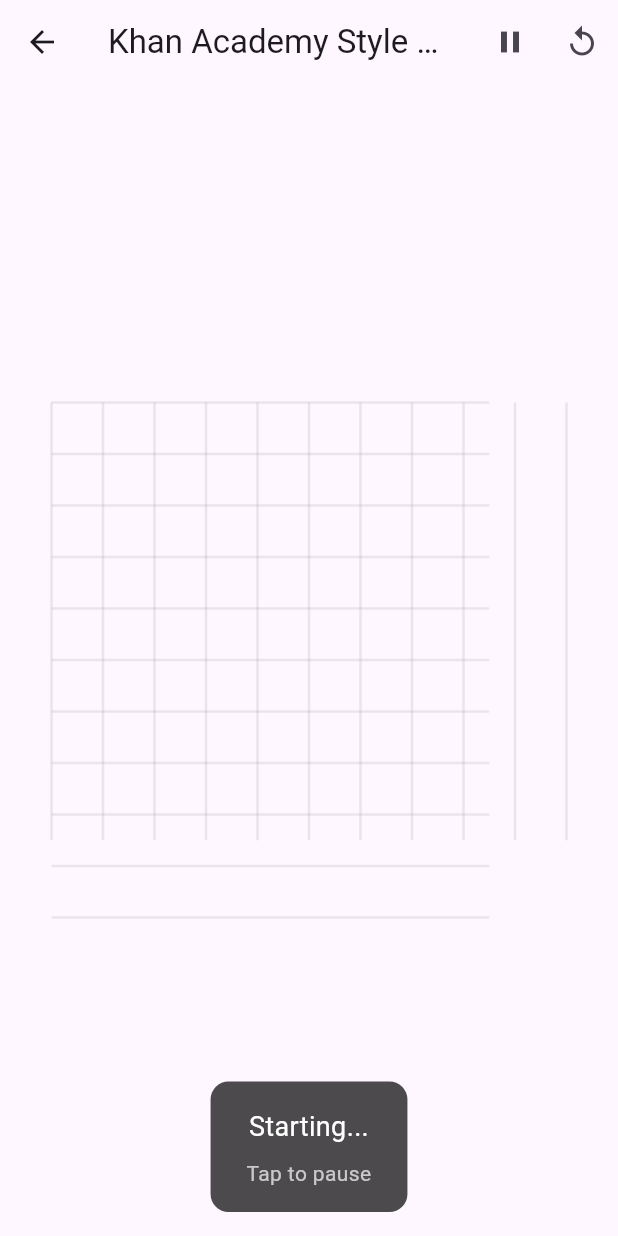
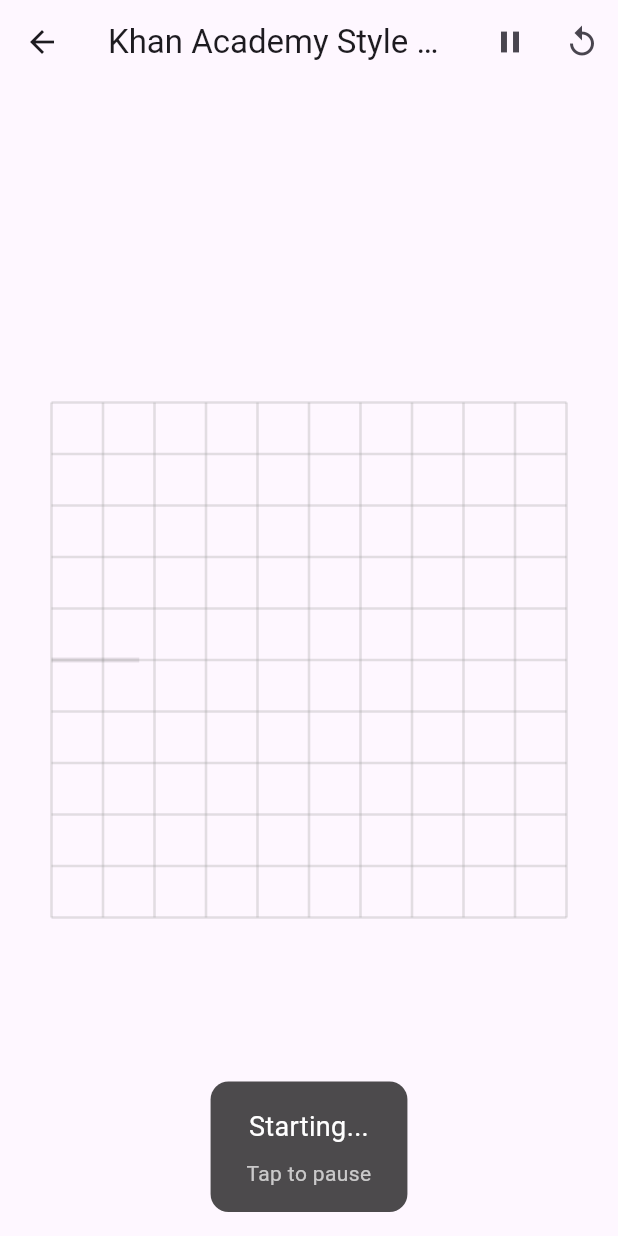
Before and after one commit to mediumPuppy/test, a Flutter app: the DrawingAndSpeechScreen screen opened directly, after a tap on the "play arrow" icon, on a phone screen of 412 x 824 dp. Run offline on Flutter 3.47's test engine with Material 3 defaults, Android fonts, the phone set to English and light mode, and no system bars; our stand-ins replace cloud_firestore, firebase_auth, firebase_core, firebase_storage, flutter_dotenv, flutter_tts and 6 more; missing offline and left inert: flutter_math_fork, langchain, langchain_openai; accounts and stored records are empty.

Commit message:
somehow voice goo dtiming, seems like first stage working

```diff
--- a/lib/painters/human_like_drawing_painter.dart
+++ b/lib/painters/human_like_drawing_painter.dart
@@ -1,4 +1,5 @@
 import 'dart:math' as math;
+import 'dart:ui';
 import 'package:flutter/material.dart';
 import '../models/drawing_spec_models.dart';
 
@@ -21,13 +22,35 @@ class HumanLikeDrawingPainter extends CustomPainter {
     canvas.save();
     canvas.transform(transform.storage);
 
-    // Draw each stage's elements based on their progress
+    // Draw each stage's elements sequentially
     for (final stage in spec.stages) {
       final progress = getStageProgress(stage);
       if (progress <= 0) continue; // Skip stages that haven't started
 
-      for (final element in stage.elements) {
-        _drawElement(canvas, size, element, progress);
+      print(
+          '[${DateTime.now()}] Drawing stage: ${stage.name} (progress: ${progress.toStringAsFixed(3)})');
+
+      // Each element in a stage gets its own time slice
+      final elementCount = stage.elements.length;
+      final elementDuration = 1.0 / elementCount;
+
+      for (int i = 0; i < stage.elements.length; i++) {
+        // Calculate sequential timing for this element
+        final elementStart = i * elementDuration;
+        final elementEnd = (i + 1) * elementDuration;
+
+        // Map the overall stage progress to this element's time window
+        final elementProgress =
+            ((progress - elementStart) / (elementEnd - elementStart))
+                .clamp(0.0, 1.0);
+        if (elementProgress <= 0) continue;
+
+        print(
+            '[${DateTime.now()}] Drawing element ${i + 1}/${elementCount} of type ${stage.elements[i].type} (progress: ${elementProgress.toStringAsFixed(3)})');
+
+        // Add natural drawing variations
+        final naturalProgress = _naturalizeProgress(elementProgress);
+        _drawElement(canvas, size, stage.elements[i], naturalProgress);
       }
     }
 
@@ -139,6 +162,9 @@ class HumanLikeDrawingPainter extends CustomPainter {
 
   /// Draw a grid with dashed or solid lines
   void _drawGrid(Canvas canvas, GridElement grid, double progress) {
+    print(
+        '[${DateTime.now()}] Starting grid drawing with progress: ${progress.toStringAsFixed(3)}');
+
     final paint = Paint()
       ..color = grid.color.withOpacity(grid.opacity * progress)
       ..strokeWidth = grid.lineWidth
@@ -153,76 +179,80 @@ class HumanLikeDrawingPainter extends CustomPainter {
 
     // Draw vertical lines
     for (double x = xStart; x <= xEnd; x += grid.spacing) {
-      if (grid.isDashed) {
-        _drawDashedLine(
-          canvas,
-          paint,
+      canvas.drawLine(
         Offset(x, bounds.top),
         Offset(x, bounds.bottom),
-          progress,
-        );
-      } else {
-        canvas.drawLine(
-          Offset(x, bounds.top),
-          Offset(x, bounds.bottom * progress),
         paint,
       );
-      }
     }
 
     // Draw horizontal lines
     for (double y = yStart; y <= yEnd; y += grid.spacing) {
-      if (grid.isDashed) {
-        _drawDashedLine(
-          canvas,
-          paint,
+      canvas.drawLine(
         Offset(bounds.left, y),
         Offset(bounds.right, y),
-          progress,
-        );
-      } else {
-        canvas.drawLine(
-          Offset(bounds.left, y),
-          Offset(bounds.right * progress, y),
         paint,
       );
     }
-    }
+
+    print('[${DateTime.now()}] Completed grid drawing');
   }
 
   /// Draw coordinate axes with optional arrowheads
   void _drawAxes(Canvas canvas, AxesElement axes, double progress) {
+    print(
+        '[${DateTime.now()}] Drawing axes with progress: ${progress.toStringAsFixed(3)}');
+
     final paint = Paint()
-      ..color = axes.color
+      ..color = axes.color.withOpacity(progress)
       ..strokeWidth = axes.lineWidth
       ..style = PaintingStyle.stroke;
 
     final bounds = _getElementBounds(axes);
 
-    // Draw x-axis
+    // Draw x-axis first (0 to 0.5 progress)
+    if (progress <= 0.5) {
+      final xProgress = progress * 2;
       canvas.drawLine(
         Offset(bounds.left, 0),
-      Offset(bounds.right * progress, 0),
+        Offset(bounds.left + (bounds.right - bounds.left) * xProgress, 0),
+        paint,
+      );
+    } else {
+      // X-axis is complete
+      canvas.drawLine(
+        Offset(bounds.left, 0),
+        Offset(bounds.right, 0),
         paint,
       );
 
-    // Draw y-axis
+      // Draw y-axis (0.5 to 1.0 progress)
+      final yProgress = (progress - 0.5) * 2;
       canvas.drawLine(
         Offset(0, bounds.bottom),
-      Offset(0, bounds.top * progress),
+        Offset(0, bounds.bottom + (bounds.top - bounds.bottom) * yProgress),
         paint,
       );
+    }
 
-    if (axes.showArrowheads && progress > 0.9) {
+    // Draw arrowheads when their respective axes are complete
+    if (axes.showArrowheads) {
+      if (progress > 0.45) {
+        _drawArrowhead(canvas, paint, Offset(bounds.right, 0), 0);
+      }
+      if (progress > 0.95) {
         _drawArrowhead(canvas, paint, Offset(0, bounds.top), math.pi / 2);
-      _drawArrowhead(canvas, paint, Offset(bounds.right, 0), 0);
+      }
     }
   }
 
   /// Draw a line connecting multiple points
   void _drawLine(Canvas canvas, LineElement line, double progress) {
+    print(
+        '[${DateTime.now()}] Drawing line with progress: ${progress.toStringAsFixed(3)}');
+
     final paint = Paint()
-      ..color = line.color
+      ..color = line.color.withOpacity(progress)
       ..strokeWidth = line.lineWidth
       ..style = PaintingStyle.stroke;
 
@@ -246,17 +276,16 @@ class HumanLikeDrawingPainter extends CustomPainter {
       path.moveTo(points.first.x, points.first.y);
 
       for (int i = 1; i < points.length; i++) {
-        path.lineTo(points[i].x, points[i].y);
+        final start = points[i - 1];
+        final end = points[i];
+        final currentEnd = Offset(
+          start.x + (end.x - start.x) * progress,
+          start.y + (end.y - start.y) * progress,
+        );
+        path.lineTo(currentEnd.dx, currentEnd.dy);
       }
 
-      final pathMetrics = path.computeMetrics().first;
-      final drawPath = Path();
-      drawPath.addPath(
-        pathMetrics.extractPath(0, pathMetrics.length * progress),
-        Offset.zero,
-      );
-
-      canvas.drawPath(drawPath, paint);
+      canvas.drawPath(path, paint);
     }
   }
 
@@ -266,7 +295,9 @@ class HumanLikeDrawingPainter extends CustomPainter {
     final start = slope.startPoint;
     final end = slope.endPoint;
 
-    // Draw rise arrow (vertical)
+    // Draw rise arrow first (0 to 0.5 progress)
+    if (progress <= 0.5) {
+      final riseProgress = progress * 2;
       final risePaint = Paint()
         ..color = slope.riseColor
         ..strokeWidth = slope.lineWidth
@@ -274,9 +305,20 @@ class HumanLikeDrawingPainter extends CustomPainter {
 
       final riseStart = Offset(start.x, start.y);
       final riseEnd = Offset(start.x, end.y);
-    _drawArrowLine(canvas, risePaint, riseStart, riseEnd, progress);
+      _drawArrowLine(canvas, risePaint, riseStart, riseEnd, riseProgress);
+    } else {
+      // Rise arrow is complete
+      final risePaint = Paint()
+        ..color = slope.riseColor
+        ..strokeWidth = slope.lineWidth
+        ..style = PaintingStyle.stroke;
 
-    // Draw run arrow (horizontal)
+      final riseStart = Offset(start.x, start.y);
+      final riseEnd = Offset(start.x, end.y);
+      _drawArrowLine(canvas, risePaint, riseStart, riseEnd, 1.0);
+
+      // Draw run arrow (0.5 to 1.0 progress)
+      final runProgress = (progress - 0.5) * 2;
       final runPaint = Paint()
         ..color = slope.runColor
         ..strokeWidth = slope.lineWidth
@@ -284,7 +326,8 @@ class HumanLikeDrawingPainter extends CustomPainter {
 
       final runStart = Offset(start.x, end.y);
       final runEnd = Offset(end.x, end.y);
-    _drawArrowLine(canvas, runPaint, runStart, runEnd, progress);
+      _drawArrowLine(canvas, runPaint, runStart, runEnd, runProgress);
+    }
   }
 
   /// Draw text labels with fade-in animation
@@ -395,6 +438,18 @@ class HumanLikeDrawingPainter extends CustomPainter {
     }
   }
 
+  /// Add natural variation to the progress
+  double _naturalizeProgress(double progress) {
+    // Add a slight ease-in-out curve with more pronounced start and end
+    final p = progress < 0.5
+        ? 4 * progress * progress * progress
+        : 1 - math.pow(-2 * progress + 2, 3) / 2;
+
+    // Add subtle speed variations that mimic human drawing
+    final variation = math.sin(progress * math.pi * 3) * 0.08 * (1 - progress);
+    return (p + variation).clamp(0.0, 1.0);
+  }
+
   /// Draw debug information if enabled
   void _drawDebugInfo(Canvas canvas, Size size) {
     final textPainter = TextPainter(
--- a/lib/screens/drawing_and_speech_screen.dart
+++ b/lib/screens/drawing_and_speech_screen.dart
@@ -45,7 +45,7 @@ class _DrawingAndSpeechScreenState extends State<DrawingAndSpeechScreen> {
             "name": "init_grid",
             "description": "Let's start by drawing a coordinate grid",
             "startTime": 0.0,
-            "endTime": 1.0,
+            "endTime": 0.6,
             "easingFunction": "easeInOut",
             "elements": [
               {
@@ -63,8 +63,8 @@ class _DrawingAndSpeechScreenState extends State<DrawingAndSpeechScreen> {
           {
             "name": "setup_axes",
             "description": "Now we'll add the x and y axes",
-            "startTime": 1.0,
-            "endTime": 2.0,
+            "startTime": 0.6,
+            "endTime": 1.2,
             "easingFunction": "easeInOut",
             "elements": [
               {
@@ -80,8 +80,8 @@ class _DrawingAndSpeechScreenState extends State<DrawingAndSpeechScreen> {
           {
             "name": "plot_line",
             "description": "Let's plot a line with slope 2",
-            "startTime": 2.0,
-            "endTime": 3.0,
+            "startTime": 1.2,
+            "endTime": 1.8,
             "easingFunction": "drawingnatural",
             "elements": [
               {
@@ -101,8 +101,8 @@ class _DrawingAndSpeechScreenState extends State<DrawingAndSpeechScreen> {
           {
             "name": "show_slope",
             "description": "The slope is the change in y divided by the change in x",
-            "startTime": 3.0,
-            "endTime": 4.0,
+            "startTime": 1.8,
+            "endTime": 2.4,
             "easingFunction": "easeInOut",
             "elements": [
               {
@@ -120,8 +120,8 @@ class _DrawingAndSpeechScreenState extends State<DrawingAndSpeechScreen> {
           {
             "name": "add_labels",
             "description": "The slope is 2, because for every 1 unit we move right, we go up 2 units",
-            "startTime": 4.0,
-            "endTime": 5.0,
+            "startTime": 2.4,
+            "endTime": 3.0,
             "easingFunction": "easeInOut",
             "elements": [
               {
--- a/lib/services/speech_service.dart
+++ b/lib/services/speech_service.dart
@@ -12,26 +12,33 @@ class SpeechService {
   Future<void> initialize() async {
     if (_isInitialized) return;
 
+    print('[${DateTime.now()}] Initializing TTS engine');
     await _tts.setLanguage('en-US');
-    await _tts.setSpeechRate(1.0);
+    await _tts.setSpeechRate(0.5); // Slower default rate
     await _tts.setVolume(1.0);
     await _tts.setPitch(1.0);
 
     _isInitialized = true;
+    print('[${DateTime.now()}] TTS engine initialized');
   }
 
   /// Speak the text for a specific stage
-  Future<void> speakStage(DrawingStage stage, {double rate = 1.0}) async {
+  Future<void> speakStage(DrawingStage stage, {double rate = 0.5}) async {
     if (!_isInitialized) {
       await initialize();
     }
+
+    print('[${DateTime.now()}] Speaking stage: ${stage.name} (rate: $rate)');
+    print('[${DateTime.now()}] Text: "${stage.description}"');
 
     if (_isSpeaking) {
       await stop();
     }
 
     _currentScript = stage.description;
-    await _tts.setSpeechRate(rate);
+    // Adjust rate to be within reasonable bounds
+    final adjustedRate = rate.clamp(0.3, 0.8);
+    await _tts.setSpeechRate(adjustedRate);
     _isSpeaking = true;
     await _tts.speak(stage.description);
   }
@@ -47,7 +54,22 @@ class SpeechService {
     }
 
     _currentScript = spec.script;
-    await _tts.setSpeechRate(spec.speechRate);
+    // Convert the speechRate from the spec to a reasonable range (0.3 to 0.5)
+    final adjustedRate = 0.3 + (spec.speechRate * 0.2).clamp(0.0, 0.2);
+    print(
+        '[${DateTime.now()}] Speaking full script (original rate: ${spec.speechRate}, adjusted rate: ${adjustedRate.toStringAsFixed(2)})');
+    print('[${DateTime.now()}] Script: "${spec.script}"');
+    print(
+        '[${DateTime.now()}] Delays - Initial: ${spec.initialDelay}s, Between: ${spec.betweenStagesDelay}s, Final: ${spec.finalDelay}s');
+
+    await _tts.setSpeechRate(adjustedRate);
+
+    // Add initial delay if specified
+    if (spec.initialDelay > 0) {
+      await Future.delayed(
+          Duration(milliseconds: (spec.initialDelay * 1000).round()));
+    }
+
     _isSpeaking = true;
     await _tts.speak(spec.script);
   }
@@ -56,6 +78,7 @@ class SpeechService {
   Future<void> stop() async {
     if (!_isInitialized) return;
 
+    print('[${DateTime.now()}] Stopping speech');
     await _tts.stop();
     _isSpeaking = false;
   }
@@ -64,6 +87,7 @@ class SpeechService {
   Future<void> pause() async {
     if (!_isInitialized || !_isSpeaking) return;
 
+    print('[${DateTime.now()}] Pausing speech');
     _isSpeaking = false;
     await _tts.pause();
   }
@@ -72,6 +96,7 @@ class SpeechService {
   Future<void> resume() async {
     if (!_isInitialized || _isSpeaking) return;
 
+    print('[${DateTime.now()}] Resuming speech: "${_currentScript ?? ''}"');
     _isSpeaking = true;
     await _tts.speak(_currentScript ?? '');
   }
@@ -80,6 +105,7 @@ class SpeechService {
   Future<void> dispose() async {
     if (!_isInitialized) return;
 
+    print('[${DateTime.now()}] Disposing speech service');
     await stop();
     _isInitialized = false;
   }
--- a/lib/widgets/drawing_canvas.dart
+++ b/lib/widgets/drawing_canvas.dart
@@ -32,17 +32,11 @@ class DrawingCanvasState extends State<DrawingCanvas>
   void initState() {
     super.initState();
 
-    // Calculate total duration from the last stage's end time
-    final duration = widget.spec.stages.isEmpty
-        ? const Duration(seconds: 1)
-        : Duration(
-            milliseconds: (widget.spec.stages.last.endTime * 1000).round(),
-          );
-
-    // Initialize animation controller
+    // Use fixed duration like triangle implementation
     _controller = AnimationController(
       vsync: this,
-      duration: duration,
+      duration: const Duration(
+          seconds: 3), // Slightly longer than triangle for more elements
     );
 
     // Set up completion callback
@@ -65,16 +59,6 @@ class DrawingCanvasState extends State<DrawingCanvas>
   void didUpdateWidget(DrawingCanvas oldWidget) {
     super.didUpdateWidget(oldWidget);
 
-    // Update duration if spec changed
-    if (oldWidget.spec != widget.spec) {
-      final newDuration = widget.spec.stages.isEmpty
-          ? const Duration(seconds: 1)
-          : Duration(
-              milliseconds: (widget.spec.stages.last.endTime * 1000).round(),
-            );
-      _controller.duration = newDuration;
-    }
-
     // Update autoStart behavior
     if (!oldWidget.autoStart && widget.autoStart && !_isPlaying) {
       play();
@@ -96,6 +80,8 @@ class DrawingCanvasState extends State<DrawingCanvas>
 
   /// Start or resume the animation
   void play() {
+    print(
+        '[${DateTime.now()}] Starting animation - Duration: ${_controller.duration?.inMilliseconds}ms');
     setState(() {
       _isPlaying = true;
     });
@@ -121,18 +107,22 @@ class DrawingCanvasState extends State<DrawingCanvas>
 
   /// Calculate the progress of a specific stage
   double getStageProgress(DrawingStage stage) {
-    final currentTime =
-        _controller.value * _controller.duration!.inMilliseconds / 1000;
+    // Use the raw animation value directly
+    final animationValue =
+        _controller.value * 3.0; // Scale to match our 3-second total duration
 
-    // Before stage starts
-    if (currentTime < stage.startTime) return 0;
-    // After stage ends
-    if (currentTime > stage.endTime) return 1;
+    print('[${DateTime.now()}] Stage ${stage.name} timing - ' +
+        'Stage window: ${stage.startTime.toStringAsFixed(3)} to ${stage.endTime.toStringAsFixed(3)}, ' +
+        'Current time: ${animationValue.toStringAsFixed(3)}');
 
-    // During stage
-    final stageProgress =
-        (currentTime - stage.startTime) / (stage.endTime - stage.startTime);
-    return stageProgress.clamp(0.0, 1.0);
+    // Calculate progress for this stage
+    if (animationValue < stage.startTime) return 0.0;
+    if (animationValue >= stage.endTime) return 1.0;
+
+    // Calculate progress within stage's time window
+    return ((animationValue - stage.startTime) /
+            (stage.endTime - stage.startTime))
+        .clamp(0.0, 1.0);
   }
 
   @override
```
Also changed, not shown: 1 other file. Lines whose indentation alone changed are shown as unchanged.
